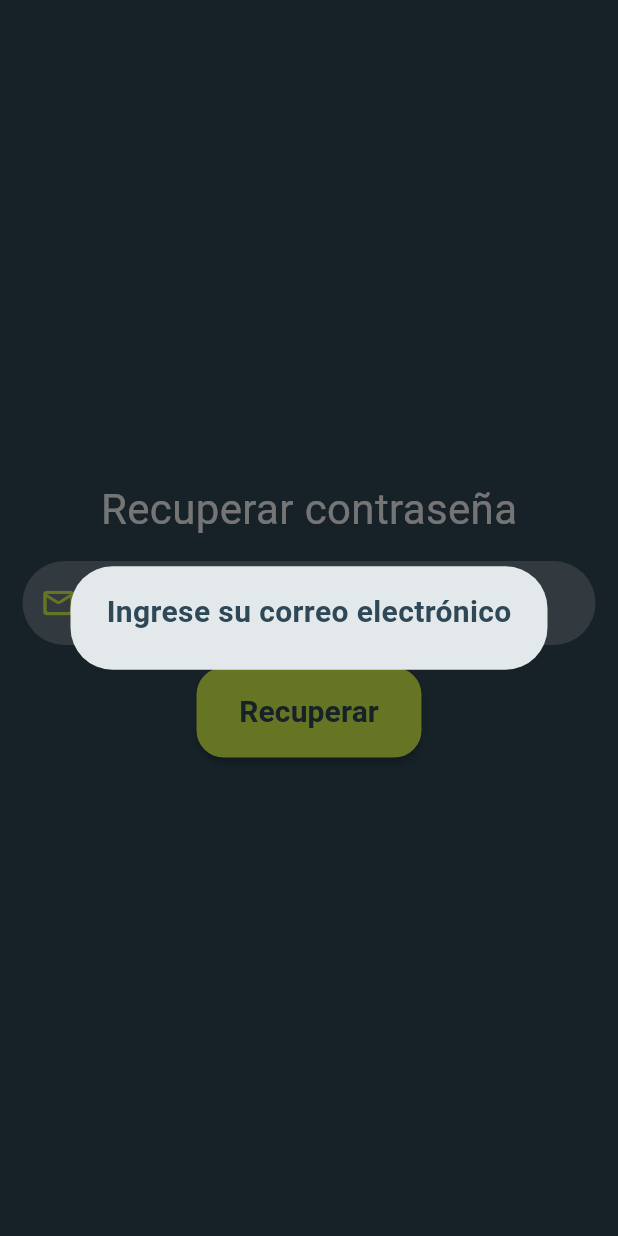
After one commit to Whadyjm/agendado-admin, a Flutter app: the Password screen opened directly, after a tap on "Recuperar", on a phone screen of 412 x 824 dp. The commit adds this screen. Run offline on Flutter 3.47's test engine with Material 3 defaults, Android fonts, the phone set to English and light mode, and no system bars; our stand-ins replace cloud_firestore, firebase_auth, firebase_core, firebase_storage, image_picker; accounts and stored records are empty; network calls fail; statements that could not run were skipped.

Commit message:
recuperacion de contraseña

```diff
--- /dev/null
+++ b/lib/authPages/password.dart
@@ -0,0 +1,91 @@
+import 'package:agendado_admin/appConstantes.dart';
+import 'package:agendado_admin/widgets/customButton.dart';
+import 'package:firebase_auth/firebase_auth.dart';
+import 'package:flutter/material.dart';
+
+class Password extends StatefulWidget {
+  const Password({super.key});
+
+  @override
+  State<Password> createState() => _PasswordState();
+}
+
+class _PasswordState extends State<Password> {
+
+  TextEditingController emailController = TextEditingController();
+
+  @override
+  Widget build(BuildContext context) {
+    return Scaffold(
+      backgroundColor: AppConstants.darkBlue,
+      body: Column(
+        mainAxisAlignment: MainAxisAlignment.center,
+        children: [
+          const Text('Recuperar contraseña', style: TextStyle(color: Colors.white, fontSize: 28),),
+          Padding(
+            padding: const EdgeInsets.all(15.0),
+            child: SizedBox(
+              width: 500,
+              child: TextFormField(
+                  controller: emailController,
+                  keyboardType: TextInputType.emailAddress,
+                  cursorColor: AppConstants.green,
+                  style: const TextStyle(color: AppConstants.green),
+                  decoration: InputDecoration(
+                    prefixIcon: const Icon(Icons.mail_outline_rounded, color: AppConstants.green),
+                    labelText: 'Correo eletrónico',
+                    labelStyle: const TextStyle(color: Colors.grey),
+                    filled: true,
+                    floatingLabelBehavior: FloatingLabelBehavior.never,
+                    fillColor: Colors.white.withOpacity(0.3),
+                    border: OutlineInputBorder(
+                      borderRadius: BorderRadius.circular(30),
+                      borderSide: const BorderSide(width: 0, style: BorderStyle.none),
+                    ),
+                  ),
+                  validator: (value){
+                    if(value!.isEmpty || !value.contains('@')){
+                      return "Ingrese un correo electrónico válido";
+                    }else{
+                      null;
+                    }
+                  }
+              ),
+            ),
+          ),
+          MaterialButton(
+              height: 60,
+              minWidth: 150,
+              color: AppConstants.green,
+              shape: RoundedRectangleBorder(
+                  borderRadius: BorderRadius.circular(18)
+              ),
+              onPressed: () async {
+                if (emailController.text.isEmpty) {
+                  showDialog(context: context, builder: (context) {
+                    return const AlertDialog(
+                      content: Text('Ingrese su correo electrónico',
+                        style: TextStyle(color: AppConstants.darkBlue,
+                            fontSize: 20,
+                            fontWeight: FontWeight.bold),),
+                    );
+                  }
+                  );
+                } else {
+                  try {
+                    FirebaseAuth.instance.sendPasswordResetEmail(
+                        email: emailController.text.trim());
+                  } catch (e) {
+
+                  } finally {
+                    Navigator.pop(context);
+                  }
+                }
+
+              },
+              child:const Text('Recuperar', style: TextStyle(color: AppConstants.darkBlue, fontSize: 20, fontWeight: FontWeight.bold),)),
+        ],
+      ),
+    );
+  }
+}
```
Also changed, not shown: lib/authPages/login.dart (+11 -2 lines), lib/view/perfil.dart (+39 -44 lines).
